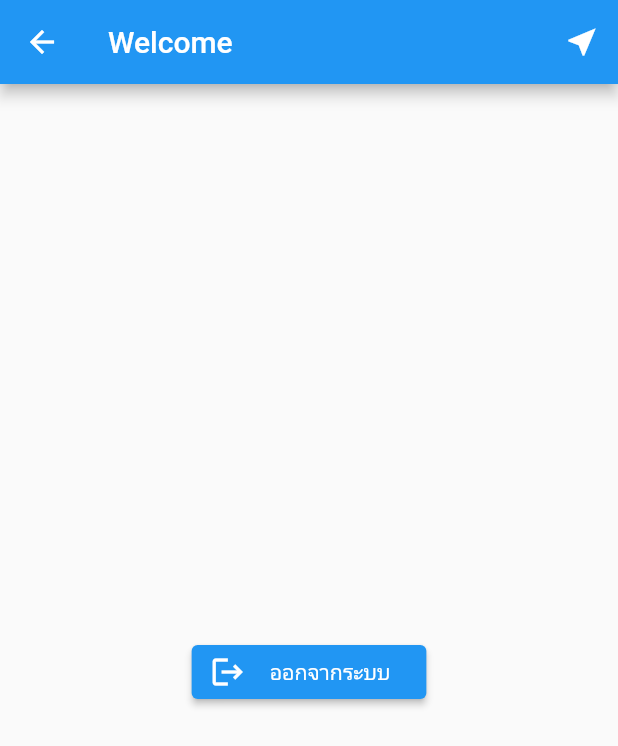
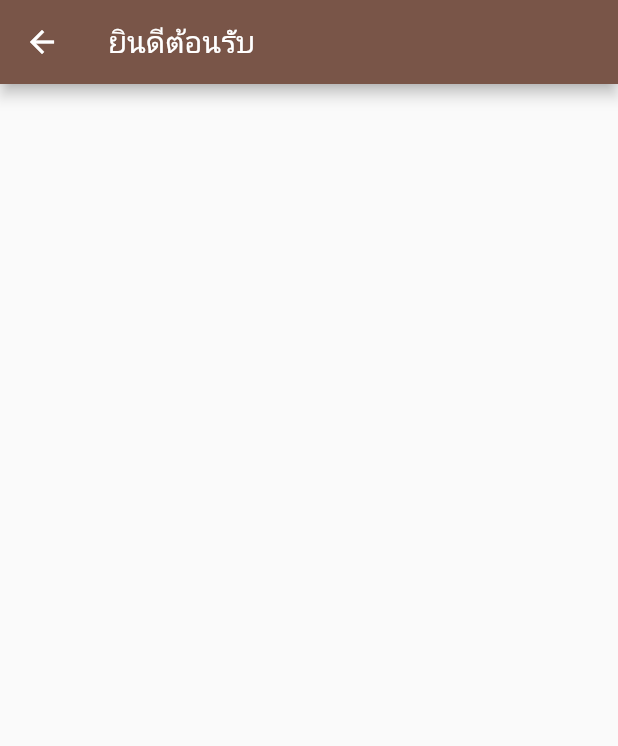
Before and after one commit to kidrunner1/projectcovid, a Flutter app: what buildMenuItems() shows on an empty page, opened directly, after a tap on "หน้าหลัก", on a phone screen of 412 x 824 dp. Shown: the top 746 px of the screen. Run offline on Flutter 3.47's test engine with Material 2 defaults, Android fonts, the light colour scheme and no system bars; our stand-ins replace curved_navigation_bar, firebase_auth, firebase_core, fluttertoast, form_field_validator, google_maps_flutter and 3 more; accounts and stored records are empty; network calls fail.

Commit message:
update Map , Homescreens sidebar

```diff
--- a/lib/main.dart
+++ b/lib/main.dart
@@ -15,7 +15,7 @@ class MyApp extends StatelessWidget {
     return MaterialApp(
       title: 'flutter demo',
       theme: ThemeData(
-        primarySwatch: Colors.blue,
+        primarySwatch: Colors.brown,
       ),
       home: const StartScreen(),
     );
--- a/lib/screen/welcome.dart
+++ b/lib/screen/welcome.dart
@@ -26,47 +26,7 @@ class WelcomeScreen extends StatelessWidget {
   Widget build(BuildContext context) {
     return Scaffold(
       appBar: AppBar(
-        title: const Text("Welcome"),
-        actions: [
-          IconButton(
-              onPressed: () {
-                Navigator.push(context, MaterialPageRoute(builder: (context) {
-                  return const MapSample();
-                }));
-              },
-              icon: const Icon(Icons.near_me))
-        ],
-      ),
-      body: Center(
-        child: Center(
-          child: Padding(
-            padding: const EdgeInsets.all(8.0),
-            // ignore: avoid_unnecessary_containers
-            child: Container(
-              child: Column(
-                mainAxisAlignment: MainAxisAlignment.center,
-                children: [
-                  Text(
-                    FirebaseAuth_auth.currentUser!.email!,
-                  ),
-                  ElevatedButton.icon(
-                      onPressed: () async {
-                        await _auth.signOut().then((value) {
-                          Navigator.pushReplacement(context,
-                              MaterialPageRoute(builder: ((context) {
-                            return const LoginScreen();
-                          })));
-                        });
-                      },
-                      icon: const Icon(Icons.logout),
-                      label: const Padding(
-                          padding: EdgeInsets.all(8.0),
-                          child: Text("ออกจากระบบ")))
-                ],
-              ),
-            ),
-          ),
-        ),
+        title: Text('ยินดีต้อนรับ'),
       ),
     );
   }
--- a/lib/screen/test.dart
+++ b/lib/widget/drawer.dart
@@ -4,7 +4,7 @@ import 'package:tracker_covid_v1/screen/login.dart';
 import 'package:tracker_covid_v1/screen/map.dart';
 import 'package:tracker_covid_v1/screen/welcome.dart';
 
-import 'home.dart';
+import '../screen/home.dart';
 
 final FirebaseAuth _auth = FirebaseAuth.instance;
 final FirebaseAuth_auth = FirebaseAuth.instance;
@@ -28,7 +28,7 @@ class NavigationDrawer extends StatelessWidget {
 }
 
 Widget builderHeader(BuildContext context) => Container(
-      color: Colors.amber.shade700,
+      color: Colors.brown.shade700,
       padding: EdgeInsets.only(
         top: 24 + MediaQuery.of(context).padding.top,
         bottom: 24,
@@ -41,8 +41,8 @@ Widget builderHeader(BuildContext context) => Container(
                 'https://images.pexels.com/photos/5905356/pexels-photo-5905356.jpeg?auto=compress&cs=tinysrgb&w=1260&h=750&dpr=1'),
           ),
           SizedBox(height: 12),
-          Text('GG', style: TextStyle(fontSize: 28, color: Colors.white)),
-          Text('GG', style: TextStyle(fontSize: 28, color: Colors.white))
+          Text('Name', style: TextStyle(fontSize: 28, color: Colors.white)),
+          Text('Lastname', style: TextStyle(fontSize: 28, color: Colors.white))
         ],
       ),
     );
@@ -52,14 +52,6 @@ Widget buildMenuItems(BuildContext context) => Container(
       child: Wrap(
         runSpacing: 16,
         children: [
-          ListTile(
-            leading: const Icon(Icons.home_outlined),
-            title: const Text('Home'),
-            onTap: () {
-              Navigator.of(context).pushReplacement(MaterialPageRoute(
-                  builder: ((context) => const HomeScreen())));
-            },
-          ),
           ListTile(
             leading: const Icon(Icons.map_outlined),
             title: const Text('แผนที่'),
@@ -78,17 +70,6 @@ Widget buildMenuItems(BuildContext context) => Container(
               ));
             },
           ),
-          const Divider(color: Colors.black54),
-          ListTile(
-            leading: const Icon(Icons.account_tree_outlined),
-            title: const Text('Plugins'),
-            onTap: () {},
-          ),
-          ListTile(
-            leading: const Icon(Icons.notifications_outlined),
-            title: const Text('Updates'),
-            onTap: () {},
-          ),
           ListTile(
             leading: const Icon(Icons.logout),
             title: const Text('Logout'),
```
Also changed, not shown: lib/screen/home.dart (+4 -4 lines), lib/screen/homsreeen.dart (added, +28 -0 lines), lib/screen/login.dart (+5 -2 lines), lib/screen/map.dart (+13 -2 lines).
